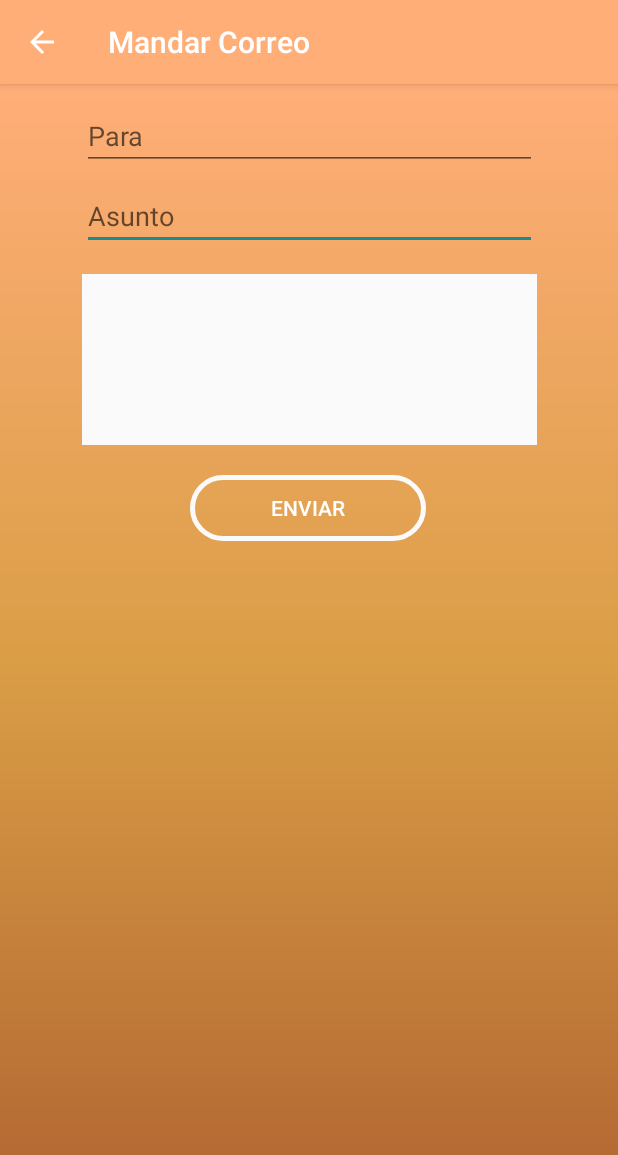
After one commit to AlbertoMunozBautista/MiPrimeraAppAlbertoM, an Android app: the CorreoActivity screen opened directly, with no data from a screen before it, on a phone screen of 412 x 824 dp. The commit adds this screen. Shown: the top 1155 px of the screen. Run offline under Robolectric (Android 15) with nearby library versions, the phone set to English and light mode, and no system bars.

Commit message:
Creación del CorreoActivity

```diff
--- a/app/src/main/AndroidManifest.xml
+++ b/app/src/main/AndroidManifest.xml
@@ -9,6 +9,8 @@
             android:roundIcon="@mipmap/ic_launcher_round"
             android:supportsRtl="true"
             android:theme="@style/AppTheme">
+        <activity android:name=".CorreoActivity">
+        </activity>
         <activity android:name=".MainActivity">
             <intent-filter>
                 <action android:name="android.intent.action.MAIN"/>
--- /dev/null
+++ b/app/src/main/java/com/example/miprimeraappalbertom/CorreoActivity.kt
@@ -0,0 +1,56 @@
+package com.example.miprimeraappalbertom
+
+import android.content.Intent
+import android.net.Uri
+import androidx.appcompat.app.AppCompatActivity
+import android.os.Bundle
+import kotlinx.android.synthetic.main.activity_correo.*
+
+class CorreoActivity : AppCompatActivity() {
+
+    private var asunto: String = ""
+    private var texto: String = ""
+
+    override fun onCreate(savedInstanceState: Bundle?) {
+        super.onCreate(savedInstanceState)
+        setContentView(R.layout.activity_correo)
+
+        val actionbar = supportActionBar
+        //Establecer el nombre
+        actionbar!!.title = "Mandar Correo"
+        //Establecer el botón de volver atrás
+        actionbar.setDisplayHomeAsUpEnabled(true)
+        actionbar.setDisplayHomeAsUpEnabled(true)
+
+
+        //Cuando pulsamos el botón de enviar
+        CorreoBtnEnviar.setOnClickListener{
+            this.asunto = CorreoEtAsunto.text.toString()
+            this.texto = CorreoEtTexto.text.toString()
+            val destinatario = arrayOf(CorreoEtPara.text.toString())
+
+            composeEmail(destinatario, asunto, texto)
+        }
+
+    }
+
+    override fun onSupportNavigateUp(): Boolean {
+        onBackPressed()
+        return true
+    }
+
+    //Función que contiene los intent para enviar el correo
+    fun composeEmail(destinatario: Array<String>, asunto: String, texto : String) {
+        val intent = Intent(Intent.ACTION_SENDTO).apply {
+            data = Uri.parse("mailto:") // only email apps should handle this
+            putExtra(Intent.EXTRA_EMAIL, destinatario)
+            putExtra(Intent.EXTRA_SUBJECT, asunto)
+            putExtra(Intent.EXTRA_TEXT, texto)
+        }
+        if (intent.resolveActivity(packageManager) != null) {
+            startActivity(intent)
+        }
+    }
+
+
+}
--- a/app/src/main/java/com/example/miprimeraappalbertom/MainActivity.kt
+++ b/app/src/main/java/com/example/miprimeraappalbertom/MainActivity.kt
@@ -1,9 +1,11 @@
 package com.example.miprimeraappalbertom
 
+import android.content.Intent
 import androidx.appcompat.app.AppCompatActivity
 import android.os.Bundle
 import android.view.Menu
 import android.view.MenuInflater
+import android.view.MenuItem
 
 class MainActivity : AppCompatActivity() {
     override fun onCreate(savedInstanceState: Bundle?) {
@@ -19,4 +21,34 @@ class MainActivity : AppCompatActivity() {
         return true
     }
 
+    // Opciones a pulsar un estado del menú
+    override fun onOptionsItemSelected(item: MenuItem): Boolean {
+        // Handle item selection
+        return when (item.itemId) {
+            R.id.menu_nota -> {
+
+                true
+            }
+            R.id.menu_correo -> {
+                val intent = Intent(this, CorreoActivity::class.java);
+                startActivity(intent)
+                true
+            }
+            R.id.menu_amigo -> {
+
+                true
+            }
+            R.id.menu_cita -> {
+
+                true
+            }
+            R.id.menu_acerca_de -> {
+
+                true
+            }
+
+            else -> super.onOptionsItemSelected(item)
+        }
+    }
+
 }
--- /dev/null
+++ b/app/src/main/res/drawable/bg_degradado.xml
@@ -0,0 +1,11 @@
+<?xml version="1.0" encoding="utf-8"?>
+<shape xmlns:android="http://schemas.android.com/apk/res/android">
+
+    <gradient
+        android:angle="90"
+        android:centerColor="#DA9E46"
+        android:endColor="#FFAE78"
+        android:startColor="#AF6230"
+    />
+
+</shape>
--- /dev/null
+++ b/app/src/main/res/drawable/btn_background.xml
@@ -0,0 +1,10 @@
+<?xml version="1.0" encoding="utf-8"?>
+<shape xmlns:android="http://schemas.android.com/apk/res/android"
+       android:shape="rectangle">
+
+    <corners android:radius="150dp"/>
+
+    <stroke android:width="5px"
+            android:color="@color/colorBlanco"/>
+
+</shape>
--- /dev/null
+++ b/app/src/main/res/drawable/btn_text.xml
@@ -0,0 +1,7 @@
+<?xml version="1.0" encoding="utf-8"?>
+<selector xmlns:android="http://schemas.android.com/apk/res/android">
+
+    <item android:color="#ffffff" android:state_pressed="false"/>
+    <item android:color="#aa023d61" android:state_pressed="true"/>
+
+</selector>
--- /dev/null
+++ b/app/src/main/res/layout/activity_correo.xml
@@ -0,0 +1,48 @@
+<?xml version="1.0" encoding="utf-8"?>
+<androidx.constraintlayout.widget.ConstraintLayout
+        xmlns:android="http://schemas.android.com/apk/res/android"
+        xmlns:tools="http://schemas.android.com/tools"
+        xmlns:app="http://schemas.android.com/apk/res-auto"
+        android:layout_width="match_parent"
+        android:layout_height="match_parent"
+        android:background="@drawable/bg_degradado"
+        tools:context=".CorreoActivity">
+
+    <EditText
+            android:layout_width="303dp"
+            android:layout_height="41dp"
+            android:inputType="textPersonName"
+            android:ems="10"
+            android:id="@+id/CorreoEtAsunto"
+            app:layout_constraintStart_toStartOf="parent" app:layout_constraintEnd_toEndOf="parent"
+            android:hint="@string/asunto"
+            app:layout_constraintTop_toBottomOf="@+id/CorreoEtPara" android:layout_marginTop="12dp"/>
+    <EditText
+            android:layout_width="303dp"
+            android:layout_height="41dp"
+            android:inputType="textEmailAddress"
+            android:ems="10"
+            android:id="@+id/CorreoEtPara"
+            app:layout_constraintEnd_toEndOf="parent" app:layout_constraintStart_toStartOf="parent"
+            app:layout_constraintTop_toTopOf="parent" android:layout_marginTop="16dp" android:hint="@string/para"/>
+    <EditText
+            android:layout_width="303dp"
+            android:layout_height="114dp"
+            android:inputType="textMultiLine"
+            android:gravity="start|top"
+            android:background="@color/colorBlanco"
+            android:ems="10"
+            android:id="@+id/CorreoEtTexto"
+            app:layout_constraintTop_toBottomOf="@+id/CorreoEtAsunto"
+            android:layout_marginTop="16dp" app:layout_constraintStart_toStartOf="parent"
+            app:layout_constraintEnd_toEndOf="parent"/>
+    <Button
+            android:text="@string/enviar"
+            android:background="@drawable/btn_background"
+            android:textColor="@drawable/btn_text"
+            android:layout_width="157dp"
+            android:layout_height="44dp" android:id="@+id/CorreoBtnEnviar"
+            app:layout_constraintStart_toStartOf="parent" app:layout_constraintEnd_toEndOf="parent"
+            app:layout_constraintTop_toBottomOf="@+id/CorreoEtTexto" android:layout_marginTop="20dp"
+            app:layout_constraintHorizontal_bias="0.498"/>
+</androidx.constraintlayout.widget.ConstraintLayout>
--- a/app/src/main/res/values/strings.xml
+++ b/app/src/main/res/values/strings.xml
@@ -7,5 +7,8 @@
     <string name="menu_amigo">Amigo</string>
     <string name="menu_cita">Cita</string>
     <string name="menu_acerca_de">Acerca De</string>
+    <string name="para">Para</string>
+    <string name="asunto">Asunto</string>
+    <string name="enviar">Enviar</string>
 
 </resources>
```
